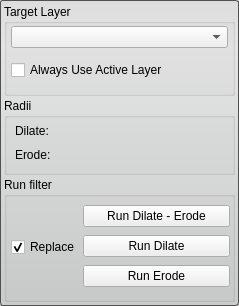
The window that src/Interface/ToolInterface/BinaryDilateErodeFilterInterface.ui (SCIInstitute/Seg3D) describes before a commit, drawn with Qt 5.
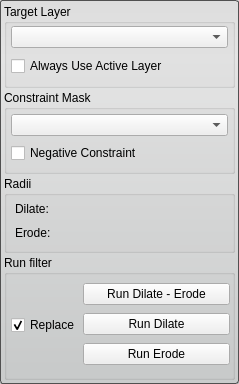
The same window after the commit. Custom widgets are drawn as their Qt base class.

Commit message: add mask constraint to dilate and erode

Diff of the .ui file:
```diff
--- a/src/Interface/ToolInterface/BinaryDilateErodeFilterInterface.ui
+++ b/src/Interface/ToolInterface/BinaryDilateErodeFilterInterface.ui
@@ -7,7 +7,7 @@
     <x>0</x>
     <y>0</y>
     <width>239</width>
-    <height>306</height>
+    <height>384</height>
    </rect>
   </property>
   <property name="sizePolicy">
@@ -101,6 +101,56 @@
      </layout>
     </widget>
    </item>
+   <item>
+    <widget class="QGroupBox" name="mask_constraint_groupbox_">
+     <property name="title">
+      <string>Constraint Mask</string>
+     </property>
+     <layout class="QVBoxLayout" name="verticalLayout_7">
+      <property name="spacing">
+       <number>4</number>
+      </property>
+      <property name="margin">
+       <number>4</number>
+      </property>
+      <item>
+       <widget class="QComboBox" name="mask_">
+        <property name="sizePolicy">
+         <sizepolicy hsizetype="Ignored" vsizetype="Fixed">
+          <horstretch>0</horstretch>
+          <verstretch>0</verstretch>
+         </sizepolicy>
+        </property>
+       </widget>
+      </item>
+      <item>
+       <widget class="QWidget" name="widget_6" native="true">
+        <layout class="QHBoxLayout" name="horizontalLayout_4">
+         <property name="spacing">
+          <number>0</number>
+         </property>
+         <property name="margin">
+          <number>0</number>
+         </property>
+         <item>
+          <widget class="QCheckBox" name="mask_invert_">
+           <property name="sizePolicy">
+            <sizepolicy hsizetype="Preferred" vsizetype="Fixed">
+             <horstretch>0</horstretch>
+             <verstretch>0</verstretch>
+            </sizepolicy>
+           </property>
+           <property name="text">
+            <string>Negative Constraint</string>
+           </property>
+          </widget>
+         </item>
+        </layout>
+       </widget>
+      </item>
+     </layout>
+    </widget>
+   </item>
    <item>
     <widget class="QGroupBox" name="radiiGroupBox">
      <property name="sizePolicy">
```
The commit also changes 12 other files.
